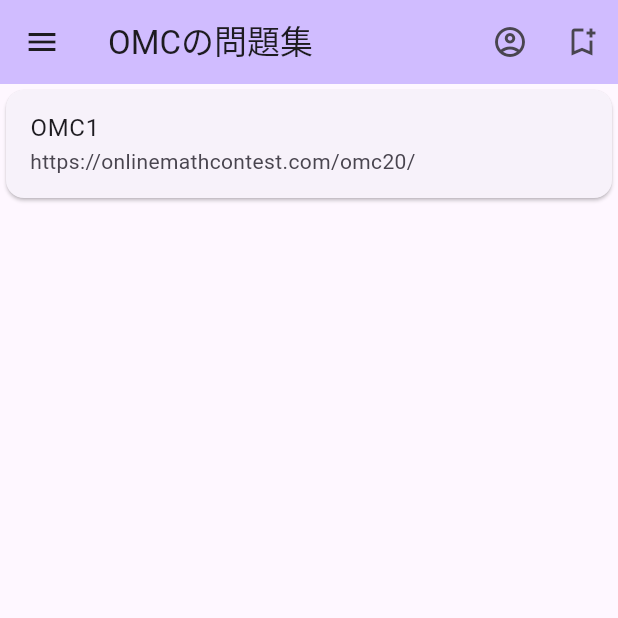
After one commit to komeijiren/omc-problems, a Flutter app: the adsearch screen opened directly, on a phone screen of 412 x 824 dp, the top half of it. The commit adds this screen. Run offline on Flutter 3.47's test engine with Material 3 defaults, Android fonts, the phone set to English and light mode, and no system bars; our stand-ins replace flutter_riverpod, webview_flutter; missing offline and left inert: cupertino_timer.

Commit message:
beta version 0.1.2

```diff
--- a/lib/AppBar.dart
+++ b/lib/AppBar.dart
@@ -29,6 +29,5 @@ class AppBarComponentWidget extends StatelessWidget
   }
 
   @override
-  // TODO: implement preferredSize
   Size get preferredSize => throw UnimplementedError();
 }
--- a/lib/BottomNavigation.dart
+++ b/lib/BottomNavigation.dart
@@ -7,6 +7,7 @@ import 'package:omc/screen/bookpage.dart';
 import 'package:omc/screen/set1.dart';
 import 'package:omc/provider/indexprovider.dart';
 import 'package:omc/screen/settings.dart';
+import 'package:omc/screen/advancedsearch.dart';
 class MyApp extends ConsumerWidget {
 
   const MyApp({super.key});
@@ -45,6 +46,7 @@ class _MyHomePageState extends ConsumerState<MyHomePage>{
       bookpage(),
       set1(),
       settings(),
+      adsearch(),
     ];
   }
   void _onItemTapped(int index) {
--- /dev/null
+++ b/lib/screen/advancedsearch.dart
@@ -0,0 +1,133 @@
+import 'package:flutter/material.dart';
+import 'package:flutter_riverpod/flutter_riverpod.dart';
+import 'package:webview_flutter/webview_flutter.dart';
+import 'package:omc/provider/indexprovider.dart';
+
+class adsearch extends ConsumerStatefulWidget {
+  adsearch({Key? key}) : super(key: key);
+  @override
+  _adsearchState createState() => _adsearchState();
+}
+class _adsearchState extends ConsumerState<adsearch>{
+  late final WebViewController controller;
+  late List list1 = ["OMC22(A)"];
+  late List list2 = ["https://onlinemathcontest.com/contests/omc194/tasks/2351"];
+  late Map list3 = {"OMC1" : "https://onlinemathcontest.com/omc20/"};
+  void _menu(){
+  }
+  void vert(){
+  }
+  @override
+  void initState() {
+    super.initState();
+  }
+  @override
+  webview(){
+    final _password = ref.read(password);
+    final _username = ref.read(username);
+
+    return WebView(
+      initialUrl: "https://onlinemathcontest.com/login/",
+      javascriptMode: JavascriptMode.unrestricted,
+      gestureNavigationEnabled: true,
+      onWebViewCreated: (controller) {
+        this.controller = controller;
+      },
+      onPageFinished: (url) async {
+        if (url == 'https://onlinemathcontest.com/login/'
+            && ref.watch(autoLogin) == true) {
+          Future.delayed(Duration(milliseconds: 50), () {
+            controller.runJavascript(
+                "document.getElementById('password').value='" + _password + "';"
+                    "document.getElementById('display_name').value='" +
+                    _username + "';");
+          },
+          );
+          Future.delayed(Duration(milliseconds: 100), () {
+            controller.runJavascript(
+                "document.querySelector('div div button').click();");
+            controller.loadUrl('https://onlinemathcontest.com/problems/');
+          },
+          );
+        }
+        if (url == 'https://onlinemathcontest.com/problems/') {
+          Future.delayed(Duration(milliseconds: 100), () {
+            list1.add(controller.runJavascriptReturningResult(""
+                "list = document.querySelectorAll('td > a > span');"
+                "list.forEach((element)=>{console.log(element.innerHTML)});")
+            );
+            list2.add(
+                controller.runJavascriptReturningResult(""
+                    "list = document.querySelectorAll('td > a');"
+                    "list.forEach((element)=>{console.log(element.href)});")
+            );
+            list1.forEach((element){
+              list3[element] = list2[list1.indexOf(element)];
+            });
+          }
+          );
+        }
+      }
+    );
+  }
+  @override
+  Widget build(BuildContext context){
+    final bookmark = ref.watch<Map<String, String>>(bookmarkProvider);
+    return Scaffold(
+
+        appBar: AppBar(
+          backgroundColor: Theme.of(context).colorScheme.inversePrimary,
+          title: Text('OMCの問題集'),
+          leading: IconButton(
+              onPressed: _menu,
+              icon: Icon(Icons.menu)),
+          actions: <Widget>[
+            IconButton(
+                onPressed: (){
+                  ref.read(selectIndex.notifier).state = 5;
+                },
+                icon: Icon(Icons.account_circle_outlined)
+            ),
+            IconButton(
+                onPressed: () async {
+                  String? url = await controller.currentUrl();
+                  String? title = await controller.runJavascriptReturningResult("document.getElementById('problem-title').innerHTML;");
+                  if (url != null) {
+
+                    bookmark[title] = url;
+                  }
+                },
+                icon: Icon(Icons.bookmark_add_outlined))
+          ],
+        ),
+      body: Center(
+          child: ListView.builder(
+              itemCount: list3.length,
+              itemBuilder: (context, index) {
+                var key = list3.keys.elementAt(index);
+                return InkWell(
+                  onTap: (){
+                    ref.read(urlprovider.notifier).state = '${list3[key]}';
+                    ref.read(selectIndex.notifier).state = 1;
+                  }
+                  ,
+                  child: Card(
+                    child:
+                    Column(
+                        mainAxisSize: MainAxisSize.min,
+                        children: <Widget> [
+                          ListTile(
+                            title: Text('$key'),
+                            subtitle: Text('${list3[key]}'),
+                          ),
+                        ]
+                    ),
+                  ),
+                );
+              }
+          )
+      ),
+    );
+
+  }
+}
--- a/lib/screen/settings.dart
+++ b/lib/screen/settings.dart
@@ -1,7 +1,6 @@
 import 'package:flutter/material.dart';
 import 'package:flutter_riverpod/flutter_riverpod.dart';
 import 'package:omc/provider/indexprovider.dart';
-import 'package:settings_ui/settings_ui.dart';
 import 'package:flutter/cupertino.dart';
 class settings extends ConsumerStatefulWidget{
   const settings({Key? key}) : super(key: key);
```
Also changed, not shown: lib/screen/bookpage.dart (+9 -1 lines), lib/screen/home.dart (+18 -0 lines), 1 other file.
